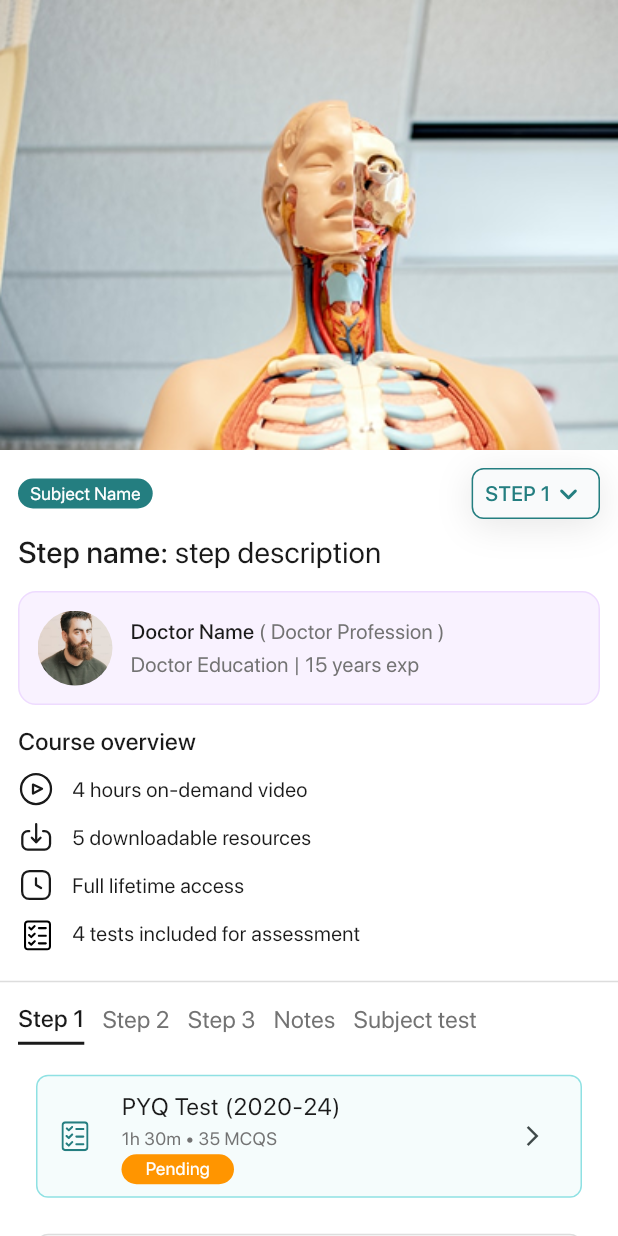
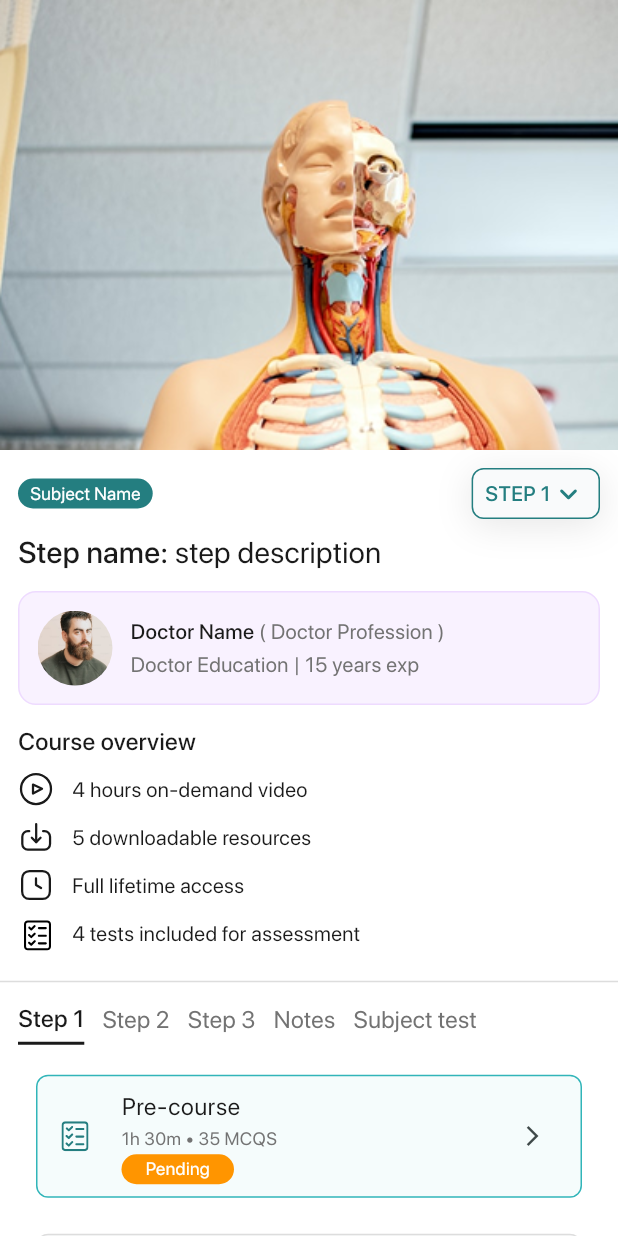
Before and after one commit to mYashavanth/step_mobile, a Flutter app: the CourseScreen screen opened by its route, on a phone screen of 412 x 824 dp. Run offline on Flutter 3.47's test engine with Material 3 defaults, Android fonts, the phone set to English and light mode, and no system bars; our stand-ins replace calendar_date_picker2, flutter_localization, flutter_otp_text_field, flutter_secure_storage, flutter_svg, image_picker; accounts and stored records are empty; project files that could hold a hidden picture were left out.

Commit message:
post and pre

```diff
--- a/lib/views/course_screen.dart
+++ b/lib/views/course_screen.dart
@@ -267,7 +267,7 @@ class _CourseScreenState extends State<CourseScreen>
                   const SizedBox(height: 8),
                   buildCourseOverViewCard(
                       courseStepDetails.isNotEmpty
-                          ? '${courseStepDetails['course_overview_hours_text']} hours on-demand video'
+                          ? '${courseStepDetails['course_overview_hours_text']} on-demand video'
                           : "4 hours on-demand video",
                       "play2.svg"),
                   const SizedBox(height: 8),
--- a/lib/widgets/course_screen_widgets.dart
+++ b/lib/widgets/course_screen_widgets.dart
@@ -227,21 +227,26 @@ Widget courseNotes(String docName, int page, bool locked, String icon) {
   );
 }
 
-Widget preCourseCard(bool pending,BuildContext context) {
-  return Container(
+Widget preCourseCard(bool pending,BuildContext context , bool isPreCourse) {
+  // isPreCourse = 0 for pre-course and 1 for course
+  return InkWell(
+    borderRadius: BorderRadius.circular(8),
+    onTap: () {
+      Navigator.pushNamed(context, "/before_enter_test");
+    },
+    child: Container(
       decoration: ShapeDecoration(
         color: const Color(0x0C31B5B9),
         shape: RoundedRectangleBorder(
-        side: const BorderSide(width: 1, color: Color(0xFF8FE1E3)),
+          side:  BorderSide(width: 1, color: isPreCourse ? const Color(0xFF31B5B9) : const Color(0xFFFE860A)),
           borderRadius: BorderRadius.circular(8),
         ),
       ),
       child: ListTile(
-      // isThreeLine: true,
         leading: SvgPicture.asset("assets/icons/list_icon.svg"),
-      title: const Text(
-        'PYQ Test (2020-24)',
-        style: TextStyle(
+        title: Text(
+          isPreCourse ? "Pre-course" : "Post Course",
+          style: const TextStyle(
             color: Color(0xFF1A1A1A),
             fontSize: 16,
             fontFamily: 'SF Pro Display',
@@ -288,12 +293,7 @@ Widget preCourseCard(bool pending,BuildContext context) {
             )
           ],
         ),
-      trailing: InkWell(
-        borderRadius: BorderRadius.circular(50),
-        onTap: (){
-          Navigator.pushNamed(context, "/before_enter_test");
-        },
-        child: const Icon(Icons.arrow_forward_ios, size: 16),
+        trailing: const Icon(Icons.arrow_forward_ios, size: 16),
       ),
     ),
   );
@@ -454,7 +454,7 @@ class _StepContentState extends State<StepContent> {
       mainAxisSize: MainAxisSize.min,
       children: [
         const SizedBox(height: 20),
-        preCourseCard(true,context),
+        preCourseCard(true,context, true),
         const SizedBox(height: 20),
         Column(
           children: List.generate(4, (i) {
@@ -462,7 +462,8 @@ class _StepContentState extends State<StepContent> {
           }),
         ),
         const SizedBox(height: 20),
-        preCourseCard(false,context),
+        // preCourseCard(false,context),
+        preCourseCard(false,context, false),
       ],
     );
   }
```
Lines whose indentation alone changed are shown as unchanged.
